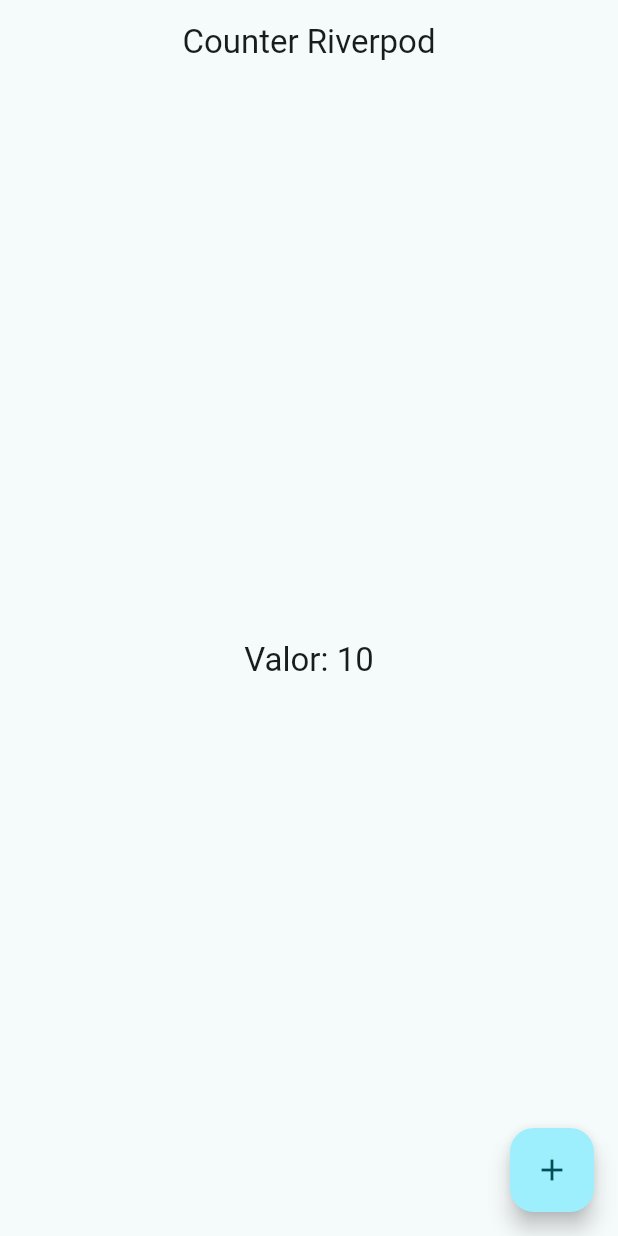
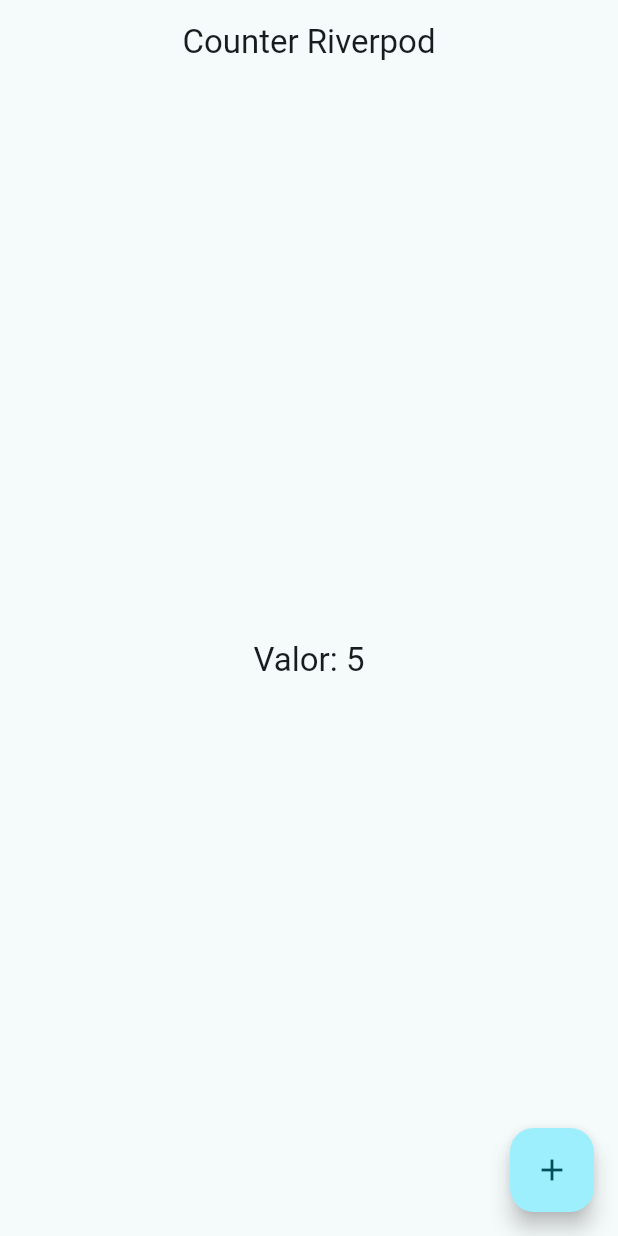
Before and after one commit to legallyfree/widgets_flutter, a Flutter app: the CounterScreen screen opened by its route, on a phone screen of 412 x 824 dp. Run offline on Flutter 3.47's test engine with Material 3 defaults, Android fonts, the phone set to English and light mode, and no system bars; our stand-ins replace animate_do, flutter_riverpod, go_router.

```diff
--- /dev/null
+++ b/lib/presentation/providers/counter_provider.dart
@@ -0,0 +1,3 @@
+import 'package:flutter_riverpod/flutter_riverpod.dart';
+
+final counterProvider = StateProvider((ref) => 5);
--- a/lib/presentation/screens/counter/counter_screen.dart
+++ b/lib/presentation/screens/counter/counter_screen.dart
@@ -1,18 +1,23 @@
+import 'package:d_using_widgets_git/presentation/providers/counter_provider.dart';
+import 'package:flutter_riverpod/flutter_riverpod.dart';
 import 'package:flutter/material.dart';
 
-class CounterScreen extends StatelessWidget {
+class CounterScreen extends ConsumerWidget {
   const CounterScreen({super.key});
 
   static const name = 'counter_screen';
 
   @override
-  Widget build(BuildContext context) {
+  Widget build(BuildContext context, WidgetRef ref) {
+    final int clickCounter = ref.watch(counterProvider);
+
     return Scaffold(
       appBar: AppBar(
         title: const Text('Counter Riverpod'),
       ),
       body: Center(
-        child: Text('Valor: 10', style: Theme.of(context).textTheme.titleLarge),
+        child: Text('Valor: $clickCounter',
+            style: Theme.of(context).textTheme.titleLarge),
       ),
       floatingActionButton: FloatingActionButton(
         onPressed: () {},
```
